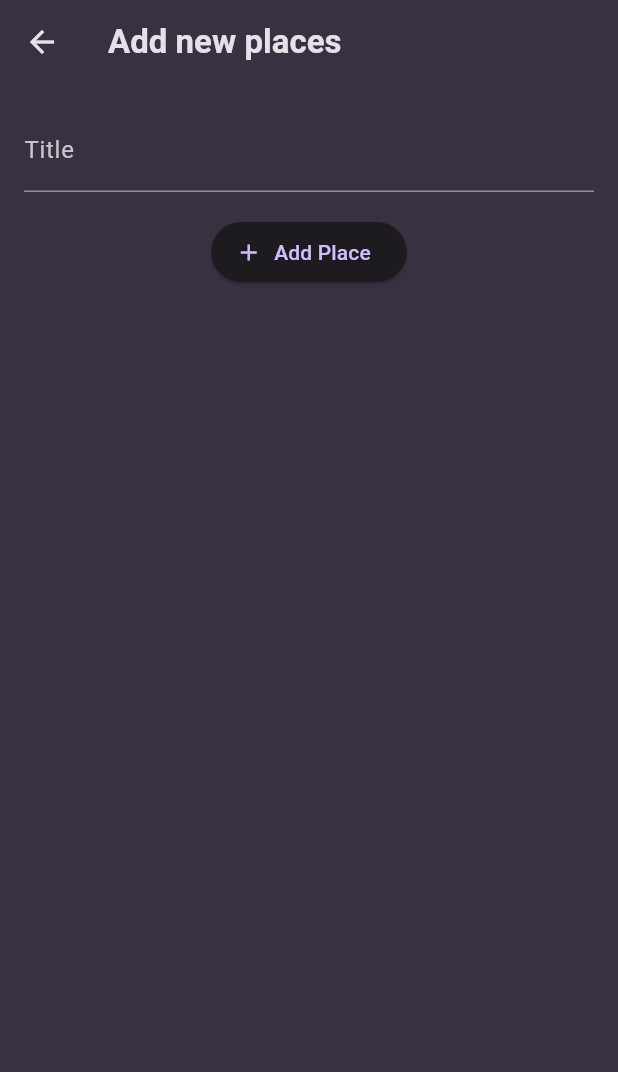
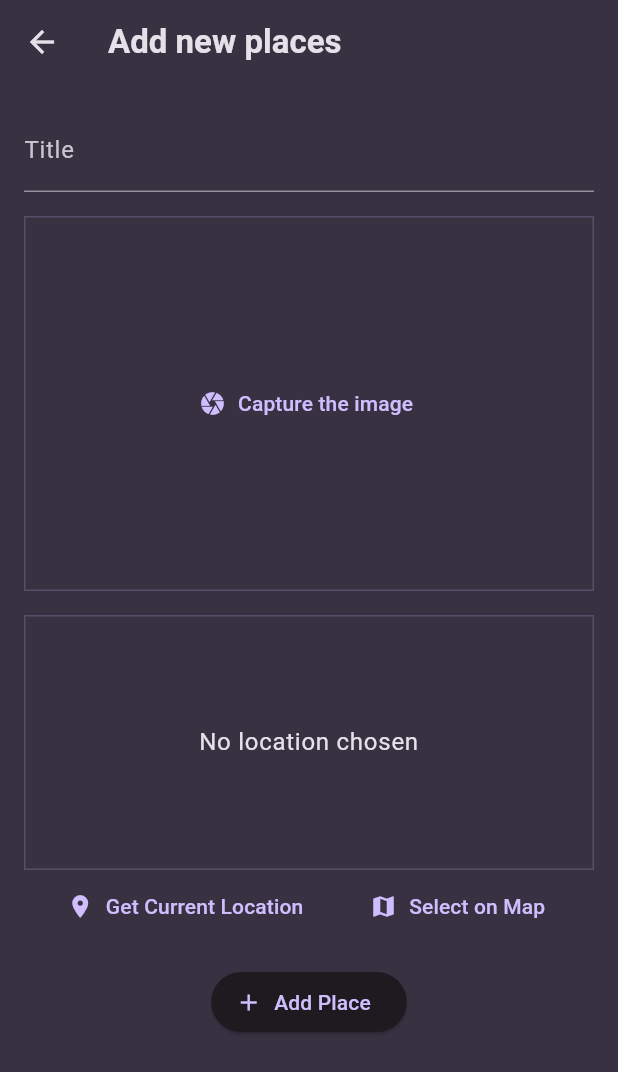
Before and after one commit to samata-anhad/Favourite_places_app, a Flutter app: the screen it shows after launch, after a tap on the "add" icon, on a phone screen of 412 x 824 dp. Shown: the top 1072 px of the screen. Run offline on Flutter 3.47's test engine with Material 3 defaults, Android fonts, the light colour scheme and no system bars; our stand-ins replace flutter_riverpod, google_fonts, google_maps_flutter, image_picker, location.

Commit message:
Map And Location Is Embedded By Google Api

```diff
--- a/lib/models/place_model.dart
+++ b/lib/models/place_model.dart
@@ -1,12 +1,30 @@
 import 'package:uuid/uuid.dart';
+import 'dart:io';
 
 const uuid = Uuid();
 
 //uuid.v4() for random id generate
 
+class PlaceLocation {
+  const PlaceLocation({
+    required this.latitude,
+    required this.longitude,
+    required this.address,
+  });
+
+  final double latitude;
+  final double longitude;
+  final String address;
+}
+
 class Place {
-  Place({required this.title}) : id = uuid.v4();
+  Place({
+    required this.title,
+    required this.image}) : id = uuid.v4();
 
   final String id;
   final String title;
+  final File image;
+
+  var location;
 }
--- a/lib/providers/user_places.dart
+++ b/lib/providers/user_places.dart
@@ -1,15 +1,17 @@
+import 'dart:io';
+import 'package:favourite_place_app/models/place_model.dart';
 import 'package:flutter_riverpod/legacy.dart';
-import 'package:favourite_place_app/models/place_model.dart';
 
-class UserPlacesNotifyer extends StateNotifier<List<Place>> {
-  UserPlacesNotifyer() : super(const []);
+class UserPlacesNotifier extends StateNotifier<List<Place>> {
+  UserPlacesNotifier() : super(const []);
 
-  void addPlace(String title) {
-    final newPlace = Place(title: title);
+  void addPlace(String title, File image) {
+    final newPlace = Place(title: title, image: image);
     state = [newPlace, ...state];
   }
 }
 
-final userPlacesProvider = StateNotifierProvider(
-  (ref) => UserPlacesNotifyer(),
-  );
+final userPlacesProvider =
+    StateNotifierProvider<UserPlacesNotifier, List<Place>>(
+  (ref) => UserPlacesNotifier(),
+);
--- a/lib/screens/add_places.dart
+++ b/lib/screens/add_places.dart
@@ -1,16 +1,34 @@
+import 'package:favourite_place_app/providers/user_places.dart';
+import 'package:favourite_place_app/widgets/image_input.dart';
+import 'package:favourite_place_app/widgets/location_input.dart';
 import 'package:flutter/material.dart';
+import 'package:flutter_riverpod/flutter_riverpod.dart';
+import 'dart:io';
 
-class AddPlacesScreen extends StatefulWidget {
+class AddPlacesScreen extends ConsumerStatefulWidget {
   const AddPlacesScreen({super.key});
 
   @override
-  State<StatefulWidget> createState() {
+  ConsumerState<AddPlacesScreen> createState() {
     return _AddPlacesScreenState();
   }
 }
 
-class _AddPlacesScreenState extends State<AddPlacesScreen> {
+class _AddPlacesScreenState extends ConsumerState<AddPlacesScreen> {
   final _titleController = TextEditingController();
+  File? _selectedImage;
+
+  void _savePlaces() {
+    final enteredTitle = _titleController.text;
+
+    if (enteredTitle.isEmpty || _selectedImage == null) {
+      return;
+    }
+    ref
+        .read(userPlacesProvider.notifier)
+        .addPlace(enteredTitle, _selectedImage!);
+    Navigator.of(context).pop();
+  }
 
   @override
   void dispose() {
@@ -27,6 +45,7 @@ class _AddPlacesScreenState extends State<AddPlacesScreen> {
           padding: const EdgeInsets.all(16),
           child: Column(
             children: [
+              //the user input text field
               TextField(
                 decoration: InputDecoration(labelText: 'Title'),
                 controller: _titleController,
@@ -34,9 +53,18 @@ class _AddPlacesScreenState extends State<AddPlacesScreen> {
                   color: Theme.of(context).colorScheme.onSurface,
                 ),
               ),
+              //Image inputs by user
+              const SizedBox(height: 16),
+              ImageInput(
+                onSelectedImage: (image) {
+                  _selectedImage = image;
+                },
+              ),
+              const SizedBox(height: 16),
+              LocationInput(),
               const SizedBox(height: 16),
               ElevatedButton.icon(
-                onPressed: () {},
+                onPressed: _savePlaces,
                 icon: Icon(Icons.add),
                 label: const Text('Add Place'),
               ),
--- a/lib/screens/places.dart
+++ b/lib/screens/places.dart
@@ -1,12 +1,16 @@
+import 'package:favourite_place_app/providers/user_places.dart';
 import 'package:favourite_place_app/screens/add_places.dart';
 import 'package:favourite_place_app/widgets/places_list.dart';
 import 'package:flutter/material.dart';
+import 'package:flutter_riverpod/flutter_riverpod.dart';
 
-class PlacesScreen extends StatelessWidget {
+class PlacesScreen extends ConsumerWidget {
   const PlacesScreen({super.key});
 
   @override
-  Widget build(BuildContext context) {
+  Widget build(BuildContext context , WidgetRef ref) {
+ final userPlaces = ref.watch(userPlacesProvider);
+
     return Scaffold(
       appBar: AppBar(
         title: Text('Your Favourite Place'),
@@ -17,9 +21,12 @@ class PlacesScreen extends StatelessWidget {
             const AddPlacesScreen()));
           })],
       ),
-      body: PlacesList(
-        places: []
-        ),
+      body: Padding(
+        padding: const EdgeInsets.all(8.0),
+        child: PlacesList(
+          places: userPlaces
+          ),
+      ),
     );
   }
 }
--- /dev/null
+++ b/lib/widgets/image_input.dart
@@ -0,0 +1,69 @@
+import 'package:flutter/material.dart';
+import 'package:image_picker/image_picker.dart';
+import 'dart:io';
+
+class ImageInput extends StatefulWidget {
+  const ImageInput({super.key, required this. onSelectedImage});
+
+final void Function(File image) onSelectedImage;
+  @override
+  State<ImageInput> createState() {
+    return _ImageInputState();
+  }
+}
+
+class _ImageInputState extends State<ImageInput> {
+  File? _selectedImage;
+
+  void _takeImages() async {
+    final imagePicker = ImagePicker();
+    final pickedImage = await imagePicker.pickImage(
+      source: ImageSource.camera,
+      maxWidth: 600,
+    );
+
+    //validation
+    if (pickedImage == null) {
+      return;
+    }
+
+    setState(() {
+      _selectedImage = File(pickedImage.path);
+    });
+
+    widget.onSelectedImage(_selectedImage!);
+  }
+
+  @override
+  Widget build(BuildContext context) {
+    Widget content = TextButton.icon(
+      icon: const Icon(Icons.camera),
+      label: const Text('Capture the image'),
+      onPressed: _takeImages,
+    );
+
+    //validation
+    if (_selectedImage != null) {
+      content = GestureDetector(
+        onTap: _takeImages,
+        child: Image.file(
+          _selectedImage!,
+          fit: BoxFit.cover,
+          width: double.infinity,
+        ),
+      );
+    }
+    return Container(
+      decoration: BoxDecoration(
+        border: Border.all(
+          width: 1,
+          color: Theme.of(context).colorScheme.primary.withValues(alpha: 0.2),
+        ),
+      ),
+      height: 250,
+      width: double.infinity,
+      alignment: Alignment.center,
+      child: content,
+    );
+  }
+}
--- /dev/null
+++ b/lib/widgets/location_input.dart
@@ -0,0 +1,137 @@
+import 'dart:convert';
+
+import 'package:flutter/material.dart';
+import 'package:location/location.dart';
+import 'package:http/http.dart' as http;
+import 'package:favourite_place_app/models/place_model.dart';
+
+
+class LocationInput extends StatefulWidget {
+  const LocationInput({super.key});
+
+  @override
+  State<LocationInput> createState() {
+    return _LocationInputState();
+  }
+}
+
+class _LocationInputState extends State<LocationInput> {
+  PlaceLocation? _pickedLocation;
+  var _isGettingLocation = false;
+
+  String get locationImage {
+    if (_pickedLocation == null) {
+      return '';
+    }
+    final lat = _pickedLocation!.latitude;
+    final lng = _pickedLocation!.longitude;
+    return 'https://maps.googleapis.com/maps/api/staticmap?center=$lat,$lng=&zoom=16&size=600x300&maptype=roadmap&markers=color:red%7Clabel:A%7C$lat,$lng&key=AIzaSyDLcwxUggpPZo8lcbH0TB4Crq5SJjtj4ag';
+  }
+
+  void _getCurrentLocation() async {
+    Location location = Location();
+
+    bool serviceEnabled;
+    PermissionStatus permissionGranted;
+    LocationData locationData;
+
+    serviceEnabled = await location.serviceEnabled();
+    if (!serviceEnabled) {
+      serviceEnabled = await location.requestService();
+      if (!serviceEnabled) {
+        return;
+      }
+    }
+
+    permissionGranted = await location.hasPermission();
+    if (permissionGranted == PermissionStatus.denied) {
+      permissionGranted = await location.requestPermission();
+      if (permissionGranted != PermissionStatus.granted) {
+        return;
+      }
+    }
+
+    setState(() {
+      _isGettingLocation = true;
+    });
+
+    locationData = await location.getLocation();
+    final lat = locationData.latitude;
+    final lng = locationData.longitude;
+
+    if (lat == null || lng == null) {
+      return;
+    }
+
+    final url = Uri.parse(
+        'https://maps.googleapis.com/maps/api/geocode/json?latlng=$lat,$lng&key=AIzaSyDLcwxUggpPZo8lcbH0TB4Crq5SJjtj4ag');
+    final response = await http.get(url);
+    final resData = json.decode(response.body);
+    final address = resData['results'][0]['formatted_address'];
+
+    setState(() {
+      _pickedLocation = PlaceLocation(
+        latitude: lat,
+        longitude: lng,
+        address: address,
+      );
+      _isGettingLocation = false;
+    });
+  }
+
+  @override
+  Widget build(BuildContext context) {
+    Widget previewContent = Text(
+      'No location chosen',
+      textAlign: TextAlign.center,
+      style: Theme.of(context).textTheme.bodyLarge!.copyWith(
+            color: Theme.of(context).colorScheme.onSurface,
+          ),
+    );
+
+    if (_pickedLocation != null) {
+      previewContent = Image.network(
+        locationImage,
+        fit: BoxFit.cover,
+        width: double.infinity,
+        height: double.infinity,
+      );
+    }
+
+    if (_isGettingLocation) {
+      previewContent = const CircularProgressIndicator();
+    }
+
+    return Column(
+      children: [
+        Container(
+          height: 170,
+          width: double.infinity,
+          alignment: Alignment.center,
+          decoration: BoxDecoration(
+            border: Border.all(
+              width: 1,
+              color: Theme.of(context).colorScheme.primary.withValues(alpha: 0.2),
+            ),
+          ),
+          child: previewContent,
+        ),
+        Row(
+          mainAxisAlignment: MainAxisAlignment.spaceEvenly,
+          children: [
+            TextButton.icon(
+              icon: const Icon(Icons.location_on),
+              label: const Text('Get Current Location'),
+              onPressed: _getCurrentLocation,
+            ),
+            TextButton.icon(
+              icon: const Icon(Icons.map),
+              label: const Text('Select on Map'),
+              onPressed: () {},
+            ),
+          ],
+        ),
+      ],
+    );
+  }
+}
--- a/lib/widgets/places_list.dart
+++ b/lib/widgets/places_list.dart
@@ -1,5 +1,7 @@
+import 'package:favourite_place_app/screens/places_details.dart';
 import 'package:flutter/material.dart';
 import 'package:favourite_place_app/models/place_model.dart';
+
 
 class PlacesList extends StatelessWidget {
   const PlacesList({super.key, required this.places});
@@ -11,9 +13,9 @@ class PlacesList extends StatelessWidget {
     if (places.isEmpty) {
       return Center(
         child: Text(
-          'No Places Is Listed',
-          style: Theme.of(context).textTheme.bodyLarge!
-              .copyWith(color: Theme.of(context).colorScheme.onSurface
+          'No places added yet',
+          style: Theme.of(context).textTheme.bodyLarge!.copyWith(
+                color: Theme.of(context).colorScheme.onSurface,
               ),
         ),
       );
@@ -22,11 +24,29 @@ class PlacesList extends StatelessWidget {
     return ListView.builder(
       itemCount: places.length,
       itemBuilder: (ctx, index) => ListTile(
+        leading: CircleAvatar(
+          radius: 26,
+          backgroundImage: FileImage(places[index].image),
+        ),
         title: Text(
           places[index].title,
-          style: Theme.of(context).textTheme.titleMedium!
-              .copyWith(color: Theme.of(context).colorScheme.onSurface),
+          style: Theme.of(context).textTheme.titleMedium!.copyWith(
+                color: Theme.of(context).colorScheme.onSurface,
+              ),
         ),
+          subtitle: Text(
+          places[index].location.address,
+          style: Theme.of(context).textTheme.bodySmall!.copyWith(
+                color: Theme.of(context).colorScheme.onSurface,
+              ),
+        ),
+        onTap: () {
+          Navigator.of(context).push(
+            MaterialPageRoute(
+              builder: (ctx) =>PlaceDetailsScreen(place: places[index]),
+            ),
+          );
+        },
       ),
     );
   }
--- a/pubspec.yaml
+++ b/pubspec.yaml
@@ -37,6 +37,10 @@ dependencies:
   google_fonts: 8.0.0
   uuid: ^4.6.0
   flutter_riverpod: ^3.4.3
+  image_picker: ^1.2.4
+  location: ^10.0.2
+  http: ^1.6.0
+  google_maps_flutter: ^2.18.2
 dev_dependencies:
   flutter_test:
     sdk: flutter
```
Also changed, not shown: lib/screens/map.dart (added, +55 -0 lines), lib/screens/places_details.dart (+74 -0 lines), pubspec.lock, 8 other files.
